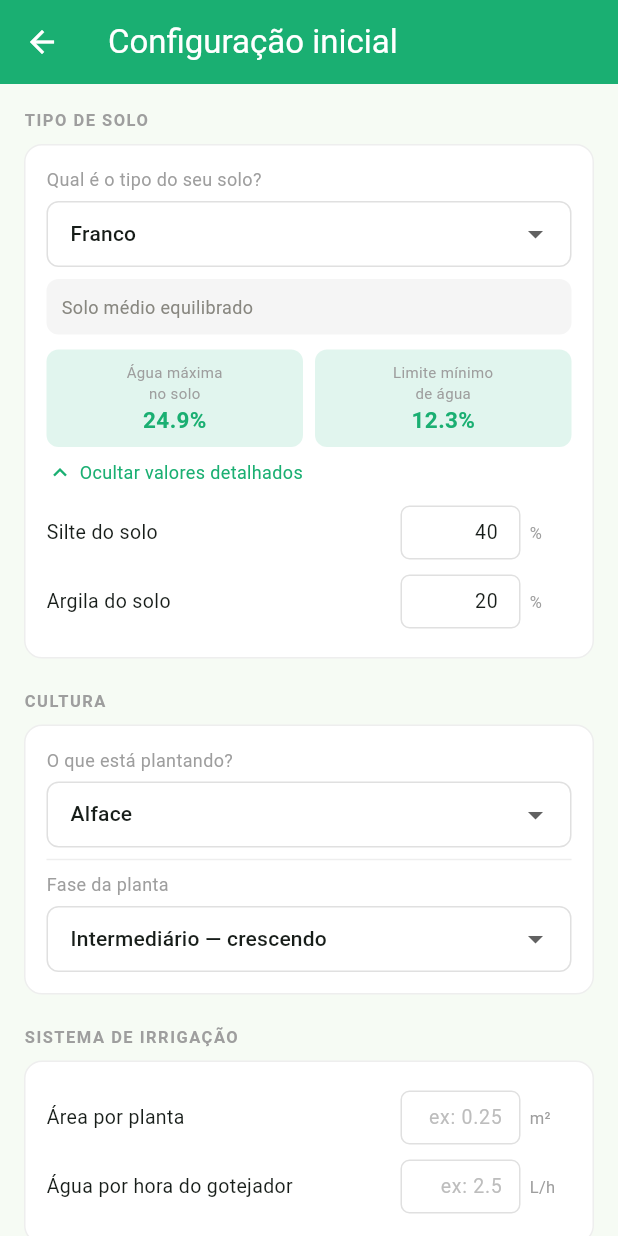
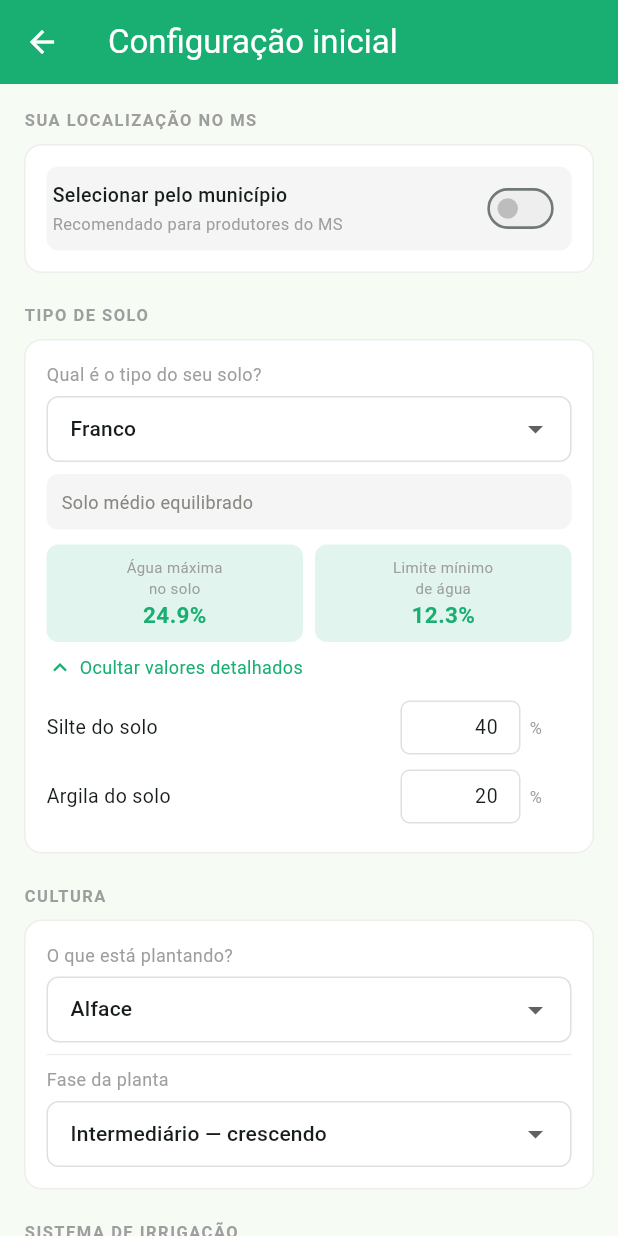
Before and after one commit to Legiano/agrogota, a Flutter app: the ConfigScreen screen opened directly, after a tap on "Ver ou editar valores detalhados", on a phone screen of 412 x 824 dp. Run offline on Flutter 3.47's test engine with Material 3 defaults, Android fonts, the phone set to English and light mode, and no system bars; our stand-ins replace shared_preferences, sqflite; accounts and stored records are empty.

Commit message:
adiciona mapa de solos do MS por região e município

```diff
--- /dev/null
+++ b/lib/data/regioes_ms_data.dart
@@ -0,0 +1,123 @@
+class RegioesMSData {
+  static const Map<String, Map<String, dynamic>> municipios = {
+    // REGIÃO CENTRAL
+    'Campo Grande': {'regiao': 'Central', 'solo': 'Argilo-Arenoso'},
+    'Jaraguari': {'regiao': 'Central', 'solo': 'Argilo-Arenoso'},
+    'Rochedo': {'regiao': 'Central', 'solo': 'Franco-Argiloso'},
+    'Sidrolândia': {'regiao': 'Central', 'solo': 'Franco-Argiloso'},
+    'Ribas do Rio Pardo': {'regiao': 'Central', 'solo': 'Franco-Arenoso'},
+    'Bandeirantes': {'regiao': 'Central', 'solo': 'Franco-Argiloso'},
+    'Terenos': {'regiao': 'Central', 'solo': 'Franco-Argiloso'},
+    'Corguinho': {'regiao': 'Central', 'solo': 'Franco-Argiloso'},
+    'Rio Negro': {'regiao': 'Central', 'solo': 'Franco-Argiloso'},
+
+    // REGIÃO LESTE / DOURADOS
+    'Dourados': {'regiao': 'Leste / Dourados', 'solo': 'Argiloso'},
+    'Douradina': {'regiao': 'Leste / Dourados', 'solo': 'Argiloso'},
+    'Itaporã': {'regiao': 'Leste / Dourados', 'solo': 'Argiloso'},
+    'Maracaju': {'regiao': 'Leste / Dourados', 'solo': 'Argiloso'},
+    'Rio Brilhante': {'regiao': 'Leste / Dourados', 'solo': 'Argiloso'},
+    'Nova Alvorada do Sul': {'regiao': 'Leste / Dourados', 'solo': 'Franco-Argiloso'},
+    'Caarapó': {'regiao': 'Leste / Dourados', 'solo': 'Argiloso'},
+    'Deodápolis': {'regiao': 'Leste / Dourados', 'solo': 'Argiloso'},
+    'Fátima do Sul': {'regiao': 'Leste / Dourados', 'solo': 'Argiloso'},
+    'Glória de Dourados': {'regiao': 'Leste / Dourados', 'solo': 'Argiloso'},
+    'Angélica': {'regiao': 'Leste / Dourados', 'solo': 'Franco-Argiloso'},
+    'Vicentina': {'regiao': 'Leste / Dourados', 'solo': 'Argiloso'},
+    'Jateí': {'regiao': 'Leste / Dourados', 'solo': 'Franco-Argiloso'},
+    'Laguna Carapã': {'regiao': 'Leste / Dourados', 'solo': 'Franco-Argiloso'},
+    'Ponta Porã': {'regiao': 'Leste / Dourados', 'solo': 'Franco-Argiloso'},
+
+    // REGIÃO COSTA LESTE / BOLSÃO
+    'Três Lagoas': {'regiao': 'Costa Leste / Bolsão', 'solo': 'Areia Franca'},
+    'Água Clara': {'regiao': 'Costa Leste / Bolsão', 'solo': 'Franco-Arenoso'},
+    'Brasilândia': {'regiao': 'Costa Leste / Bolsão', 'solo': 'Areia Franca'},
+    'Selvíria': {'regiao': 'Costa Leste / Bolsão', 'solo': 'Franco-Arenoso'},
+    'Aparecida do Taboado': {'regiao': 'Costa Leste / Bolsão', 'solo': 'Franco-Arenoso'},
+    'Bataguassu': {'regiao': 'Costa Leste / Bolsão', 'solo': 'Franco-Arenoso'},
+    'Anaurilândia': {'regiao': 'Costa Leste / Bolsão', 'solo': 'Franco-Arenoso'},
+    'Batayporã': {'regiao': 'Costa Leste / Bolsão', 'solo': 'Franco-Argiloso'},
+    'Nova Andradina': {'regiao': 'Costa Leste / Bolsão', 'solo': 'Franco-Argiloso'},
+    'Santa Rita do Pardo': {'regiao': 'Costa Leste / Bolsão', 'solo': 'Franco-Arenoso'},
+    'Ivinhema': {'regiao': 'Costa Leste / Bolsão', 'solo': 'Franco-Argiloso'},
+    'Novo Horizonte do Sul': {'regiao': 'Costa Leste / Bolsão', 'solo': 'Franco-Argiloso'},
+
+    // REGIÃO NORDESTE
+    'Chapadão do Sul': {'regiao': 'Nordeste', 'solo': 'Argiloso'},
+    'Costa Rica': {'regiao': 'Nordeste', 'solo': 'Franco-Argiloso'},
+    'Cassilândia': {'regiao': 'Nordeste', 'solo': 'Franco-Arenoso'},
+    'Paraíso das Águas': {'regiao': 'Nordeste', 'solo': 'Franco-Argiloso'},
+
+    // REGIÃO NORTE
+    'Coxim': {'regiao': 'Norte', 'solo': 'Franco-Arenoso'},
+    'São Gabriel do Oeste': {'regiao': 'Norte', 'solo': 'Argiloso'},
+    'Camapuã': {'regiao': 'Norte', 'solo': 'Franco-Argiloso'},
+    'Rio Verde de Mato Grosso': {'regiao': 'Norte', 'solo': 'Franco-Arenoso'},
+    'Sonora': {'regiao': 'Norte', 'solo': 'Franco-Arenoso'},
+    'Pedro Gomes': {'regiao': 'Norte', 'solo': 'Franco-Arenoso'},
+    'Alto Taquari': {'regiao': 'Norte', 'solo': 'Franco-Argiloso'},
+    'Alcinópolis': {'regiao': 'Norte', 'solo': 'Franco-Arenoso'},
+    'Figueirão': {'regiao': 'Norte', 'solo': 'Franco-Arenoso'},
+    'Paranaíba': {'regiao': 'Norte', 'solo': 'Franco-Arenoso'},
+    'Inocência': {'regiao': 'Norte', 'solo': 'Franco-Arenoso'},
+
+    // REGIÃO SUL / CONE SUL
+    'Amambai': {'regiao': 'Sul / Cone Sul', 'solo': 'Franco-Argiloso'},
+    'Naviraí': {'regiao': 'Sul / Cone Sul', 'solo': 'Franco-Argiloso'},
+    'Eldorado': {'regiao': 'Sul / Cone Sul', 'solo': 'Franco-Argilo-Arenoso'},
+    'Iguatemi': {'regiao': 'Sul / Cone Sul', 'solo': 'Franco-Argilo-Arenoso'},
+    'Mundo Novo': {'regiao': 'Sul / Cone Sul', 'solo': 'Franco-Argilo-Arenoso'},
+    'Sete Quedas': {'regiao': 'Sul / Cone Sul', 'solo': 'Franco-Argiloso'},
+    'Tacuru': {'regiao': 'Sul / Cone Sul', 'solo': 'Franco-Argiloso'},
+    'Itaquiraí': {'regiao': 'Sul / Cone Sul', 'solo': 'Franco-Argiloso'},
+    'Japorã': {'regiao': 'Sul / Cone Sul', 'solo': 'Franco-Argilo-Arenoso'},
+    'Coronel Sapucaia': {'regiao': 'Sul / Cone Sul', 'solo': 'Franco-Argiloso'},
+    'Paranhos': {'regiao': 'Sul / Cone Sul', 'solo': 'Franco-Argiloso'},
+    'Aral Moreira': {'regiao': 'Sul / Cone Sul', 'solo': 'Franco-Argiloso'},
+
+    // REGIÃO PANTANAL
+    'Corumbá': {'regiao': 'Pantanal', 'solo': 'Franco'},
+    'Ladário': {'regiao': 'Pantanal', 'solo': 'Franco'},
+    'Miranda': {'regiao': 'Pantanal', 'solo': 'Franco-Siltoso'},
+    'Aquidauana': {'regiao': 'Pantanal', 'solo': 'Franco-Arenoso'},
+    'Anastácio': {'regiao': 'Pantanal', 'solo': 'Franco-Arenoso'},
+    'Porto Murtinho': {'regiao': 'Pantanal', 'solo': 'Franco'},
+
+    // REGIÃO SUDOESTE
+    'Bonito': {'regiao': 'Sudoeste', 'solo': 'Franco-Argiloso'},
+    'Jardim': {'regiao': 'Sudoeste', 'solo': 'Franco-Argiloso'},
+    'Bela Vista': {'regiao': 'Sudoeste', 'solo': 'Franco-Argiloso'},
+    'Caracol': {'regiao': 'Sudoeste', 'solo': 'Franco-Argiloso'},
+    'Bodoquena': {'regiao': 'Sudoeste', 'solo': 'Franco-Argiloso'},
+    'Guia Lopes da Laguna': {'regiao': 'Sudoeste', 'solo': 'Franco-Argiloso'},
+    'Nioaque': {'regiao': 'Sudoeste', 'solo': 'Franco-Arenoso'},
+  };
+
+  static List<String> getRegioes() {
+    final regioes = municipios.values
+        .map((v) => v['regiao'] as String)
+        .toSet()
+        .toList();
+    regioes.sort();
+    return regioes;
+  }
+
+  static List<String> getMunicipiosPorRegiao(String regiao) {
+    final lista = municipios.entries
+        .where((e) => e.value['regiao'] == regiao)
+        .map((e) => e.key)
+        .toList();
+    lista.sort();
+    return lista;
+  }
+
+  static String getSoloPorMunicipio(String municipio) {
+    return municipios[municipio]?['solo'] as String? ?? 'Franco';
+  }
+
+  static List<String> getMunicipios() {
+    final lista = municipios.keys.toList();
+    lista.sort();
+    return lista;
+  }
+}
--- a/lib/screens/config_screen.dart
+++ b/lib/screens/config_screen.dart
@@ -5,6 +5,7 @@ import '../models/cultura.dart';
 import '../services/calculo_service.dart';
 import '../data/kc_data.dart';
 import '../data/solo_data.dart';
+import '../data/regioes_ms_data.dart';
 
 class ConfigScreen extends StatefulWidget {
   const ConfigScreen({super.key});
@@ -25,10 +26,13 @@ class _ConfigScreenState extends State<ConfigScreen> {
   String _culturaSelecionada = 'Alface';
   String _estagioSelecionado = 'intermediario';
   String _classeSoloSelecionada = 'Franco';
+  String _regiaoSelecionada = 'Central';
+  String? _municipioSelecionado;
   double _cc = 0;
   double _pmp = 0;
   bool _jaConfigurado = false;
   bool _modoAvancado = false;
+  bool _usarMunicipio = false;
 
   final Map<String, String> _estagioLabels = {
     'inicial': 'Inicial — planta nova',
@@ -75,6 +79,12 @@ class _ConfigScreenState extends State<ConfigScreen> {
       _cc = CalculoService.calcularCC(silte, argila);
       _pmp = CalculoService.calcularPMP(silte, argila);
     });
+  }
+
+  void _aplicarMunicipio(String municipio) {
+    final classe = RegioesMSData.getSoloPorMunicipio(municipio);
+    setState(() => _municipioSelecionado = municipio);
+    _aplicarClasseSolo(classe);
   }
 
   void _calcularSolo() {
@@ -150,7 +160,8 @@ class _ConfigScreenState extends State<ConfigScreen> {
         actions: [
           TextButton(
             onPressed: () => Navigator.of(ctx).pop(false),
-            child: const Text('Cancelar', style: TextStyle(color: Colors.grey)),
+            child: const Text('Cancelar',
+                style: TextStyle(color: Colors.grey)),
           ),
           ElevatedButton(
             onPressed: () => Navigator.of(ctx).pop(true),
@@ -174,8 +185,11 @@ class _ConfigScreenState extends State<ConfigScreen> {
         _culturaSelecionada = 'Alface';
         _estagioSelecionado = 'intermediario';
         _classeSoloSelecionada = 'Franco';
+        _regiaoSelecionada = 'Central';
+        _municipioSelecionado = null;
         _jaConfigurado = false;
         _modoAvancado = false;
+        _usarMunicipio = false;
       });
       _calcularSolo();
 
@@ -192,6 +206,9 @@ class _ConfigScreenState extends State<ConfigScreen> {
 
   @override
   Widget build(BuildContext context) {
+    final municipiosDaRegiao =
+        RegioesMSData.getMunicipiosPorRegiao(_regiaoSelecionada);
+
     return Scaffold(
       appBar: AppBar(
         title: Text(
@@ -240,10 +257,122 @@ class _ConfigScreenState extends State<ConfigScreen> {
                   ),
                 ),
 
+              // SEÇÃO LOCALIZAÇÃO
+              _secaoTitulo('Sua localização no MS'),
+              _card([
+                // Switch usar município
+                Container(
+                  padding: const EdgeInsets.symmetric(
+                      horizontal: 4, vertical: 4),
+                  decoration: BoxDecoration(
+                    color: const Color(0xFFF5F5F5),
+                    borderRadius: BorderRadius.circular(8),
+                  ),
+                  child: Row(
+                    children: [
+                      Expanded(
+                        child: Column(
+                          crossAxisAlignment: CrossAxisAlignment.start,
+                          children: [
+                            Text(
+                              _usarMunicipio
+                                  ? 'Usando solo da minha cidade'
+                                  : 'Selecionar pelo município',
+                              style: const TextStyle(
+                                  fontSize: 13,
+                                  fontWeight: FontWeight.w500),
+                            ),
+                            const SizedBox(height: 2),
+                            Text(
+                              _usarMunicipio
+                                  ? 'Solo definido pelo mapa do MS'
+                                  : 'Recomendado para produtores do MS',
+                              style: TextStyle(
+                                  fontSize: 11,
+                                  color: Colors.grey.shade500),
+                            ),
+                          ],
+                        ),
+                      ),
+                      Transform.scale(
+                        scale: 0.85,
+                        child: Switch(
+                          value: _usarMunicipio,
+                          activeThumbColor: const Color(0xFF1AAF72),
+                          activeTrackColor: const Color(0xFF1AAF72)
+                              .withValues(alpha: 0.3),
+                          inactiveThumbColor: Colors.grey.shade400,
+                          inactiveTrackColor: Colors.grey.shade200,
+                          onChanged: (v) {
+                            setState(() {
+                              _usarMunicipio = v;
+                              if (!v) _municipioSelecionado = null;
+                            });
+                          },
+                        ),
+                      ),
+                    ],
+                  ),
+                ),
+                if (_usarMunicipio) ...[
+                  const SizedBox(height: 10),
+                  // Seletor de região
+                  _dropdownPadronizado(
+                    label: 'Região do MS',
+                    valor: _regiaoSelecionada,
+                    opcoes: RegioesMSData.getRegioes(),
+                    labelMap: null,
+                    onChange: (v) {
+                      setState(() {
+                        _regiaoSelecionada = v!;
+                        _municipioSelecionado = null;
+                      });
+                    },
+                  ),
+                  const SizedBox(height: 10),
+                  // Seletor de município
+                  if (municipiosDaRegiao.isNotEmpty)
+                    _dropdownPadronizado(
+                      label: 'Município',
+                      valor: _municipioSelecionado ??
+                          municipiosDaRegiao.first,
+                      opcoes: municipiosDaRegiao,
+                      labelMap: null,
+                      onChange: (v) => _aplicarMunicipio(v!),
+                    ),
+                  if (_municipioSelecionado != null) ...[
+                    const SizedBox(height: 8),
+                    Container(
+                      padding: const EdgeInsets.all(10),
+                      decoration: BoxDecoration(
+                        color: const Color(0xFFE1F5EE),
+                        borderRadius: BorderRadius.circular(8),
+                      ),
+                      child: Row(
+                        children: [
+                          const Icon(Icons.location_on,
+                              color: Color(0xFF1AAF72), size: 16),
+                          const SizedBox(width: 6),
+                          Expanded(
+                            child: Text(
+                              'Solo de $_municipioSelecionado: $_classeSoloSelecionada',
+                              style: const TextStyle(
+                                  fontSize: 12,
+                                  color: Color(0xFF0F6E56)),
+                            ),
+                          ),
+                        ],
+                      ),
+                    ),
+                  ],
+                ],
+              ]),
+
+              const SizedBox(height: 16),
+
               // SEÇÃO SOLO
               _secaoTitulo('Tipo de solo'),
               _card([
-                // Dropdown tipo de solo
                 _dropdownPadronizado(
                   label: 'Qual é o tipo do seu solo?',
                   valor: _classeSoloSelecionada,
@@ -252,7 +381,6 @@ class _ConfigScreenState extends State<ConfigScreen> {
                   onChange: (v) => _aplicarClasseSolo(v!),
                 ),
                 const SizedBox(height: 8),
-                // Descrição do solo selecionado
                 Container(
                   width: double.infinity,
                   padding: const EdgeInsets.all(10),
@@ -267,18 +395,14 @@ class _ConfigScreenState extends State<ConfigScreen> {
                   ),
                 ),
                 const SizedBox(height: 10),
-                // Resultados CC e PMP
                 Row(children: [
-                  _resultadoSolo(
-                      'Água máxima\nno solo',
+                  _resultadoSolo('Água máxima\nno solo',
                       '${_cc.toStringAsFixed(1)}%'),
                   const SizedBox(width: 8),
-                  _resultadoSolo(
-                      'Limite mínimo\nde água',
+                  _resultadoSolo('Limite mínimo\nde água',
                       '${_pmp.toStringAsFixed(1)}%'),
                 ]),
                 const SizedBox(height: 8),
-                // Modo avançado
                 GestureDetector(
                   onTap: () =>
                       setState(() => _modoAvancado = !_modoAvancado),
@@ -321,7 +445,8 @@ class _ConfigScreenState extends State<ConfigScreen> {
                   valor: _culturaSelecionada,
                   opcoes: KcData.getCulturas(),
                   labelMap: null,
-                  onChange: (v) => setState(() => _culturaSelecionada = v!),
+                  onChange: (v) =>
+                      setState(() => _culturaSelecionada = v!),
                 ),
                 const Divider(height: 16, color: Color(0xFFEEEEEE)),
                 _dropdownPadronizado(
@@ -329,14 +454,16 @@ class _ConfigScreenState extends State<ConfigScreen> {
                   valor: _estagioSelecionado,
                   opcoes: ['inicial', 'intermediario', 'final'],
                   labelMap: _estagioLabels,
-                  onChange: (v) => setState(() => _estagioSelecionado = v!),
+                  onChange: (v) =>
+                      setState(() => _estagioSelecionado = v!),
                 ),
               ]),
 
               const SizedBox(height: 16),
               _secaoTitulo('Sistema de irrigação'),
               _card([
-                _campoNumerico('Área por planta', _espacamentoCtrl, 'm²'),
+                _campoNumerico(
+                    'Área por planta', _espacamentoCtrl, 'm²'),
                 _campoNumerico(
                     'Água por hora do gotejador', _vazaoCtrl, 'L/h'),
               ]),
```
